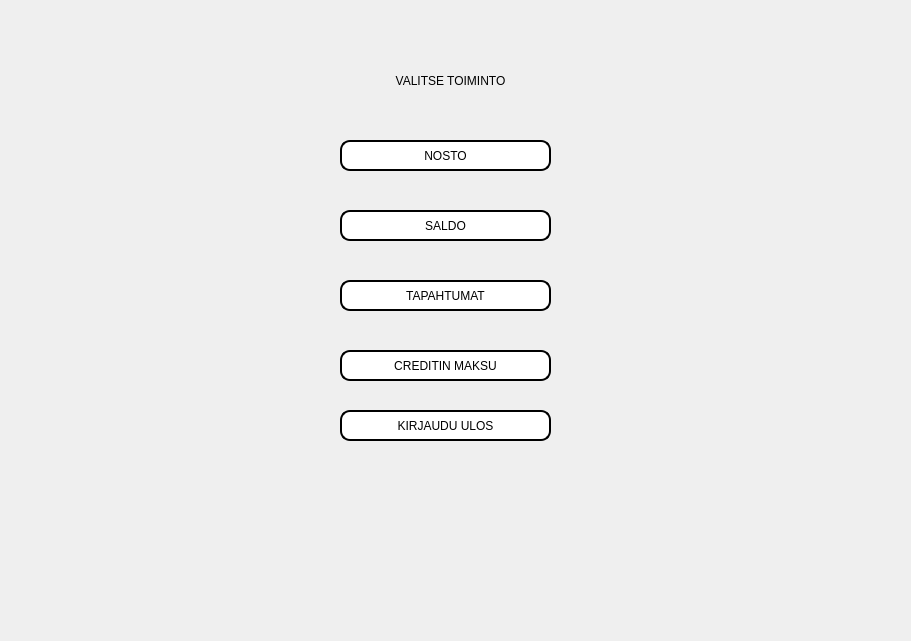
Above: bank_automat/menupage.ui from tvt20kmo-ohjelmistokehitysprojekti/Group1 before the change. Below: the same form after it.
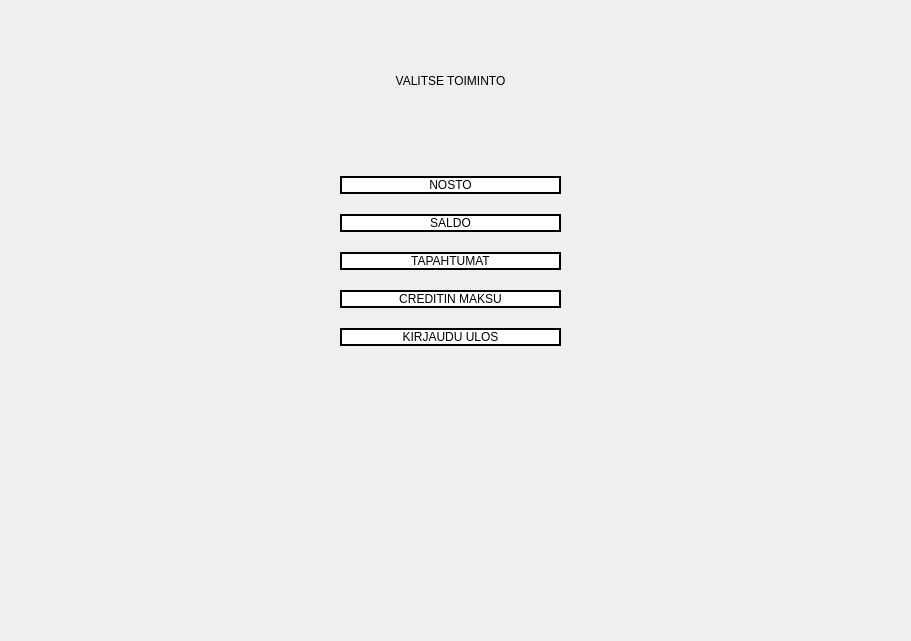
That is the form after the change.

Commit message: menupage, saldopage update

The edit to the form file:
```diff
--- a/bank_automat/menupage.ui
+++ b/bank_automat/menupage.ui
@@ -58,15 +58,34 @@
     <set>Qt::AlignCenter</set>
    </property>
   </widget>
+  <widget class="QWidget" name="verticalLayoutWidget">
+   <property name="geometry">
+    <rect>
+     <x>340</x>
+     <y>110</y>
+     <width>221</width>
+     <height>301</height>
+    </rect>
+   </property>
+   <layout class="QVBoxLayout" name="verticalLayout">
+    <property name="spacing">
+     <number>20</number>
+    </property>
+    <item>
+     <spacer name="verticalSpacer">
+      <property name="orientation">
+       <enum>Qt::Vertical</enum>
+      </property>
+      <property name="sizeHint" stdset="0">
+       <size>
+        <width>20</width>
+        <height>40</height>
+       </size>
+      </property>
+     </spacer>
+    </item>
+    <item>
   <widget class="QPushButton" name="Btn_Withdraw">
-   <property name="geometry">
-    <rect>
-     <x>340</x>
-     <y>140</y>
-     <width>211</width>
-     <height>31</height>
-    </rect>
-   </property>
    <property name="styleSheet">
     <string notr="true">selection-color: rgb(0, 170, 255);
 background-color: rgb(255, 255, 255);</string>
@@ -75,15 +94,9 @@
     <string>NOSTO</string>
    </property>
   </widget>
+    </item>
+    <item>
   <widget class="QPushButton" name="Btn_Saldo">
-   <property name="geometry">
-    <rect>
-     <x>340</x>
-     <y>210</y>
-     <width>211</width>
-     <height>31</height>
-    </rect>
-   </property>
    <property name="styleSheet">
     <string notr="true">selection-color: rgb(0, 170, 255);
 background-color: rgb(255, 255, 255);</string>
@@ -92,32 +105,9 @@
     <string>SALDO</string>
    </property>
   </widget>
-  <widget class="QPushButton" name="Btn_PayCredit">
-   <property name="geometry">
-    <rect>
-     <x>340</x>
-     <y>350</y>
-     <width>211</width>
-     <height>31</height>
-    </rect>
-   </property>
-   <property name="styleSheet">
-    <string notr="true">selection-color: rgb(0, 170, 255);
-background-color: rgb(255, 255, 255);</string>
-   </property>
-   <property name="text">
-    <string>CREDITIN MAKSU</string>
-   </property>
-  </widget>
+    </item>
+    <item>
   <widget class="QPushButton" name="Btn_Transacts">
-   <property name="geometry">
-    <rect>
-     <x>340</x>
-     <y>280</y>
-     <width>211</width>
-     <height>31</height>
-    </rect>
-   </property>
    <property name="styleSheet">
     <string notr="true">selection-color: rgb(0, 170, 255);
 background-color: rgb(255, 255, 255);</string>
@@ -126,15 +116,20 @@
     <string>TAPAHTUMAT</string>
    </property>
   </widget>
+    </item>
+    <item>
+     <widget class="QPushButton" name="Btn_PayCredit">
+      <property name="styleSheet">
+       <string notr="true">selection-color: rgb(0, 170, 255);
+background-color: rgb(255, 255, 255);</string>
+      </property>
+      <property name="text">
+       <string>CREDITIN MAKSU</string>
+      </property>
+     </widget>
+    </item>
+    <item>
   <widget class="QPushButton" name="Btn_LogOut">
-   <property name="geometry">
-    <rect>
-     <x>340</x>
-     <y>410</y>
-     <width>211</width>
-     <height>31</height>
-    </rect>
-   </property>
    <property name="styleSheet">
     <string notr="true">selection-color: rgb(0, 170, 255);
 background-color: rgb(255, 255, 255);</string>
@@ -142,6 +137,22 @@
    <property name="text">
     <string>KIRJAUDU ULOS</string>
    </property>
+     </widget>
+    </item>
+    <item>
+     <spacer name="verticalSpacer_2">
+      <property name="orientation">
+       <enum>Qt::Vertical</enum>
+      </property>
+      <property name="sizeHint" stdset="0">
+       <size>
+        <width>20</width>
+        <height>40</height>
+       </size>
+      </property>
+     </spacer>
+    </item>
+   </layout>
   </widget>
  </widget>
  <resources/>
```
Lines whose indentation alone changed are shown as unchanged. The commit also changes 9 other files.
